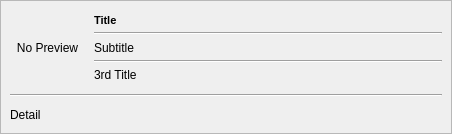
iceanimations/customui, file ui/item.ui: the form before one commit.
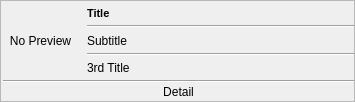
The form after the commit.

```diff
--- a/ui/item.ui
+++ b/ui/item.ui
@@ -6,8 +6,8 @@
    <rect>
     <x>0</x>
     <y>0</y>
-    <width>452</width>
-    <height>134</height>
+    <width>355</width>
+    <height>101</height>
    </rect>
   </property>
   <property name="sizePolicy">
@@ -39,13 +39,25 @@
   </property>
   <layout class="QVBoxLayout" name="verticalLayout_2">
    <property name="spacing">
-    <number>9</number>
+    <number>2</number>
    </property>
-   <property name="margin">
-    <number>9</number>
+   <property name="leftMargin">
+    <number>2</number>
+   </property>
+   <property name="topMargin">
+    <number>2</number>
+   </property>
+   <property name="rightMargin">
+    <number>0</number>
+   </property>
+   <property name="bottomMargin">
+    <number>2</number>
    </property>
    <item>
     <layout class="QHBoxLayout" name="horizontalLayout">
+     <property name="spacing">
+      <number>9</number>
+     </property>
      <item>
       <widget class="QLabel" name="thumbLabel">
        <property name="sizePolicy">
@@ -170,6 +182,9 @@
      <property name="text">
       <string>Detail</string>
      </property>
+     <property name="alignment">
+      <set>Qt::AlignCenter</set>
+     </property>
      <property name="wordWrap">
       <bool>true</bool>
      </property>
```
